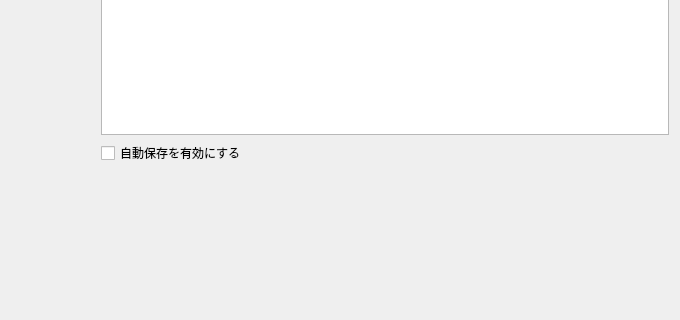
Old version of the form ui/dialogs/settings/GeneralPage.ui in the repository Ikumyon/AutoLingua2; both pictures show x 0 to 680 and y 230 to 550 of the 680 by 550 pixel window.
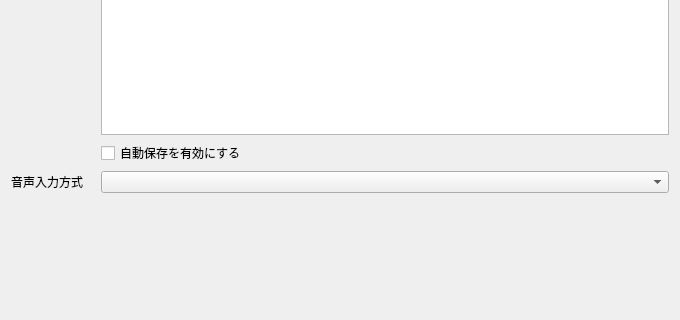
New version of the form.

Commit message: feat: ソースファイル変更監視機能の実装および音声入力プラグイン対応・UI改善

The edit to the form file:
```diff
--- a/ui/dialogs/settings/GeneralPage.ui
+++ b/ui/dialogs/settings/GeneralPage.ui
@@ -134,6 +134,14 @@
      </property>
     </widget>
    </item>
+   <item row="4" column="0">
+    <widget class="QLabel" name="labelVoiceInput">
+     <property name="text"><string>音声入力方式</string></property>
+    </widget>
+   </item>
+   <item row="4" column="1">
+    <widget class="QComboBox" name="comboVoiceInput"/>
+   </item>
   </layout>
  </widget>
  <resources/>
```
The commit also changes 76 other files.
